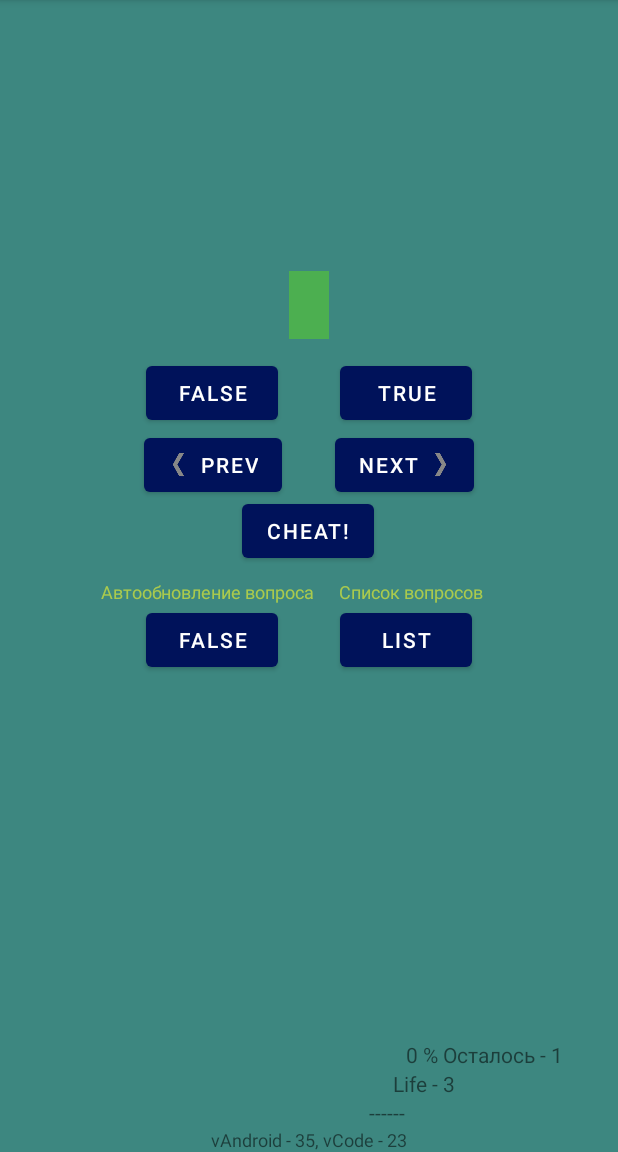
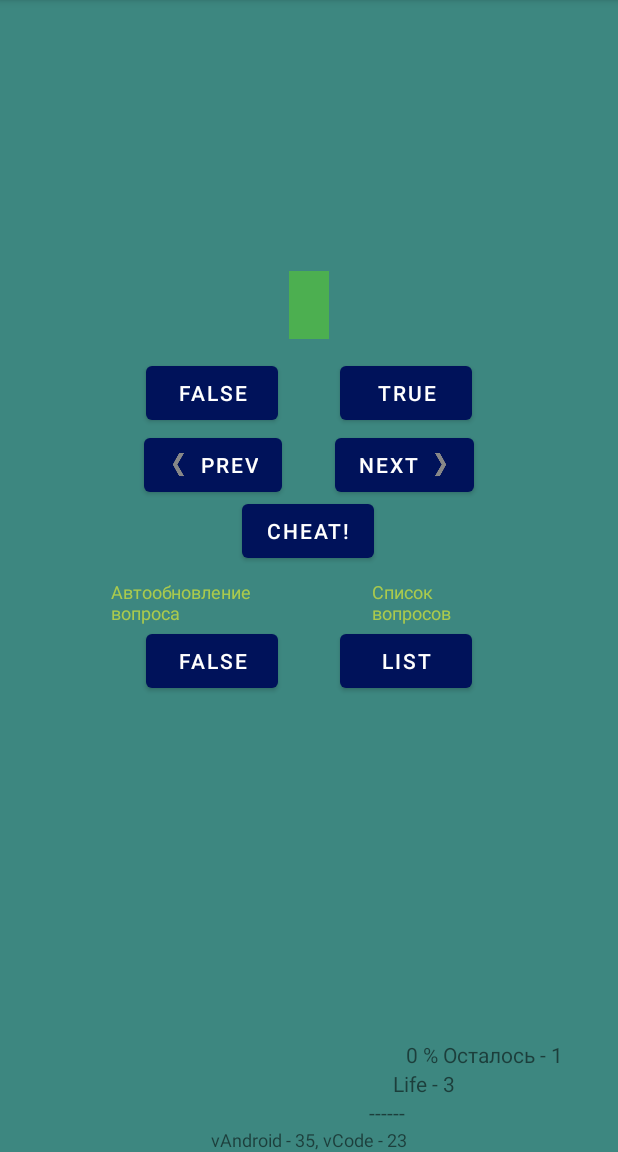
Before and after one commit to tpov/SchoolQuiz, an Android app: the MainActivity screen opened directly, with no data from a screen before it, on a phone screen of 412 x 824 dp, the part 84-1236 px from its top. Run offline under Robolectric (Android 15) with nearby library versions, the phone set to English and light mode, and no system bars; our stand-ins replace Room's generated code; 2 statements that could not run were skipped.

Commit message:
Edit design(1) and text(1)

```diff
--- a/app/src/main/res/layout/activity_main.xml
+++ b/app/src/main/res/layout/activity_main.xml
@@ -190,7 +190,7 @@
 
     <TextView
         android:id="@+id/ListAnswer_View"
-        android:layout_width="wrap_content"
+        android:layout_width="80dp"
         android:layout_height="wrap_content"
         android:layout_marginTop="8dp"
         android:paddingStart="15dp"
@@ -206,7 +206,7 @@
 
     <TextView
         android:id="@+id/updateAnswer_View"
-        android:layout_width="wrap_content"
+        android:layout_width="115dp"
         android:layout_height="wrap_content"
         android:layout_marginTop="8dp"
         android:text="Автообновление вопроса"
--- a/app/src/main/res/layout/activity_question_item.xml
+++ b/app/src/main/res/layout/activity_question_item.xml
@@ -22,4 +22,10 @@ android:padding="8dp">
     android:layout_width="match_parent"
     android:layout_height="wrap_content"
     android:text="short_question_text_view" />
+
+    <LinearLayout
+        android:layout_width="match_parent"
+        android:layout_height="2dp"
+        android:background="#000000"
+        android:orientation="vertical"></LinearLayout>
 </LinearLayout>
--- a/app/src/main/res/layout/create_question_dialog.xml
+++ b/app/src/main/res/layout/create_question_dialog.xml
@@ -9,8 +9,8 @@
         android:layout_height="wrap_content"
         android:layout_marginStart="5dp"
         android:layout_marginEnd="5dp"
-        android:backgroundTint="#0024B5"
-        app:cardBackgroundColor="#001871"
+        android:backgroundTint="#BA0048FF"
+        app:cardBackgroundColor="#6888FF"
         app:layout_constraintBottom_toBottomOf="parent"
         app:layout_constraintEnd_toEndOf="parent"
         app:layout_constraintStart_toStartOf="parent"
@@ -19,6 +19,8 @@
         <LinearLayout
             android:layout_width="match_parent"
             android:layout_height="match_parent"
+            android:background="#BA0048FF"
+            android:backgroundTint="#BA0048FF"
             android:orientation="vertical">
 
             <EditText
```
Also changed, not shown: 2 other files.
